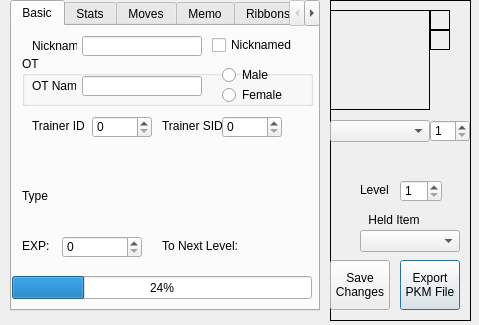
Old version of the form QT Project/pkmviewer.ui in the repository Annovae/PKMDS-G5.
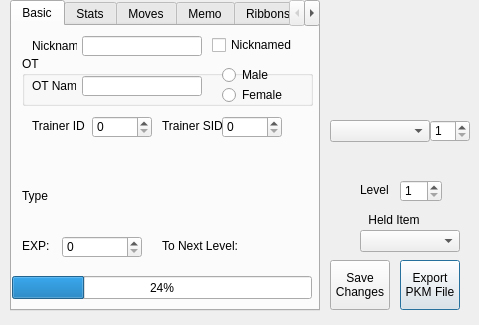
New version of the form.

Commit message: Added GraphicsViews for markings

What changed in the file:
```diff
--- a/QT Project/pkmviewer.ui
+++ b/QT Project/pkmviewer.ui
@@ -35,7 +35,7 @@
     </rect>
    </property>
    <property name="frameShape">
-    <enum>QFrame::Box</enum>
+    <enum>QFrame::NoFrame</enum>
    </property>
    <property name="frameShadow">
     <enum>QFrame::Plain</enum>
@@ -87,7 +87,7 @@
      <string notr="true">background: transparent</string>
     </property>
     <property name="frameShape">
-     <enum>QFrame::Box</enum>
+     <enum>QFrame::NoFrame</enum>
     </property>
     <property name="frameShadow">
      <enum>QFrame::Plain</enum>
@@ -181,7 +181,7 @@
      <string notr="true">background: transparent</string>
     </property>
     <property name="frameShape">
-     <enum>QFrame::Box</enum>
+     <enum>QFrame::NoFrame</enum>
     </property>
     <property name="frameShadow">
      <enum>QFrame::Plain</enum>
@@ -200,7 +200,7 @@
      <string notr="true">background: transparent</string>
     </property>
     <property name="frameShape">
-     <enum>QFrame::Box</enum>
+     <enum>QFrame::NoFrame</enum>
     </property>
     <property name="frameShadow">
      <enum>QFrame::Plain</enum>
```
Left out of the diff: 114 changed lines with no effect on the pictures.
